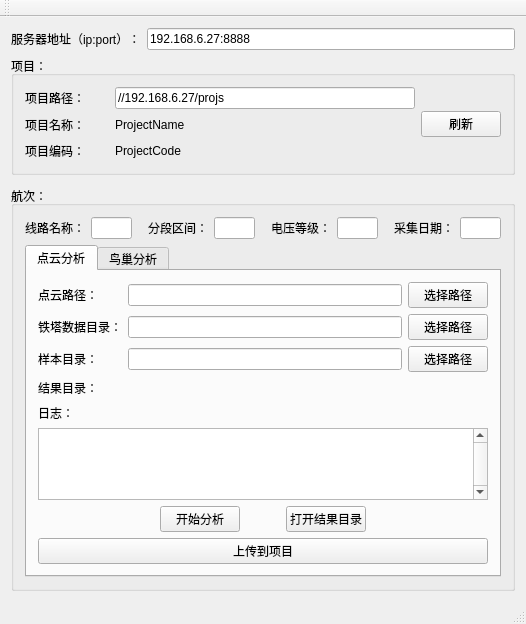
CreamMilk/pct, file MainControl/MainControl.ui: the form before one commit.
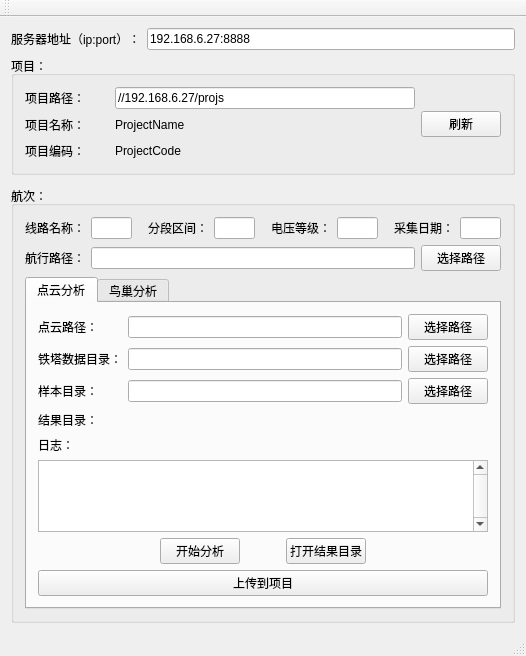
The form after the commit.

What changed in the file:
```diff
--- a/MainControl/MainControl.ui
+++ b/MainControl/MainControl.ui
@@ -292,6 +292,27 @@
          </item>
         </layout>
        </item>
+       <item>
+        <layout class="QHBoxLayout" name="horizontalLayout_15">
+         <item>
+          <widget class="QLabel" name="label_15">
+           <property name="text">
+            <string>航行路径：</string>
+           </property>
+          </widget>
+         </item>
+         <item>
+          <widget class="QLineEdit" name="lineEdit_FlightInfomation"/>
+         </item>
+         <item>
+          <widget class="QPushButton" name="pushButton_FlightInfomation">
+           <property name="text">
+            <string>选择路径</string>
+           </property>
+          </widget>
+         </item>
+        </layout>
+       </item>
        <item>
         <widget class="QTabWidget" name="tabWidget">
          <property name="tabPosition">
```
Left out of the diff: 57 changed lines with no effect on the pictures.
